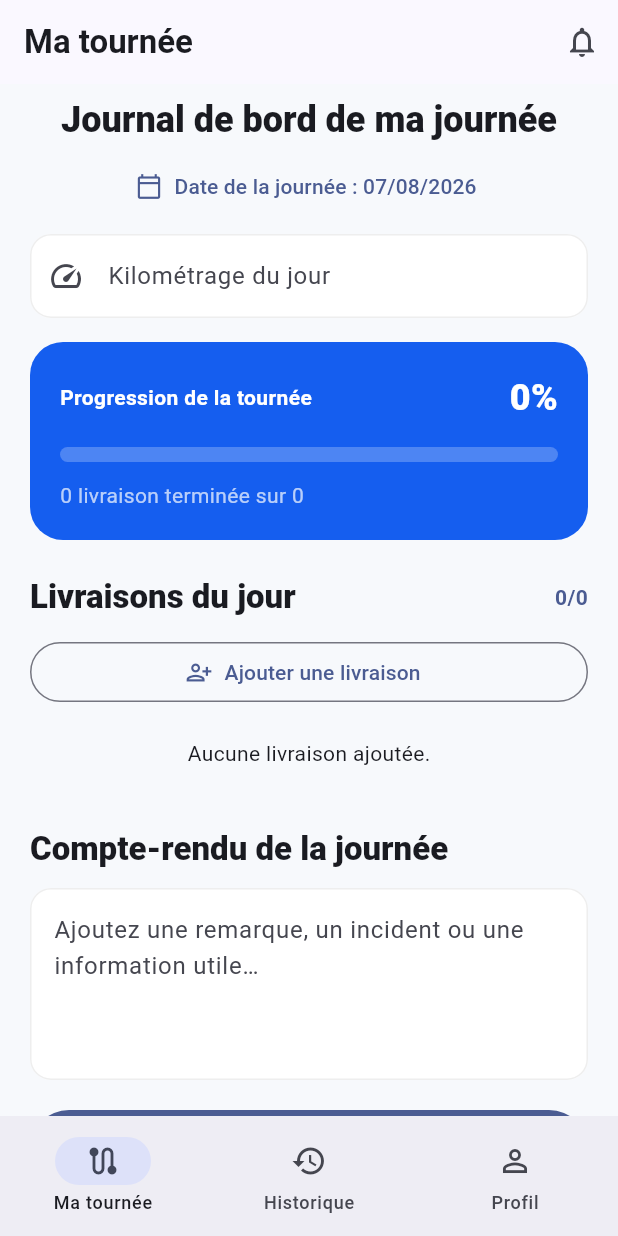
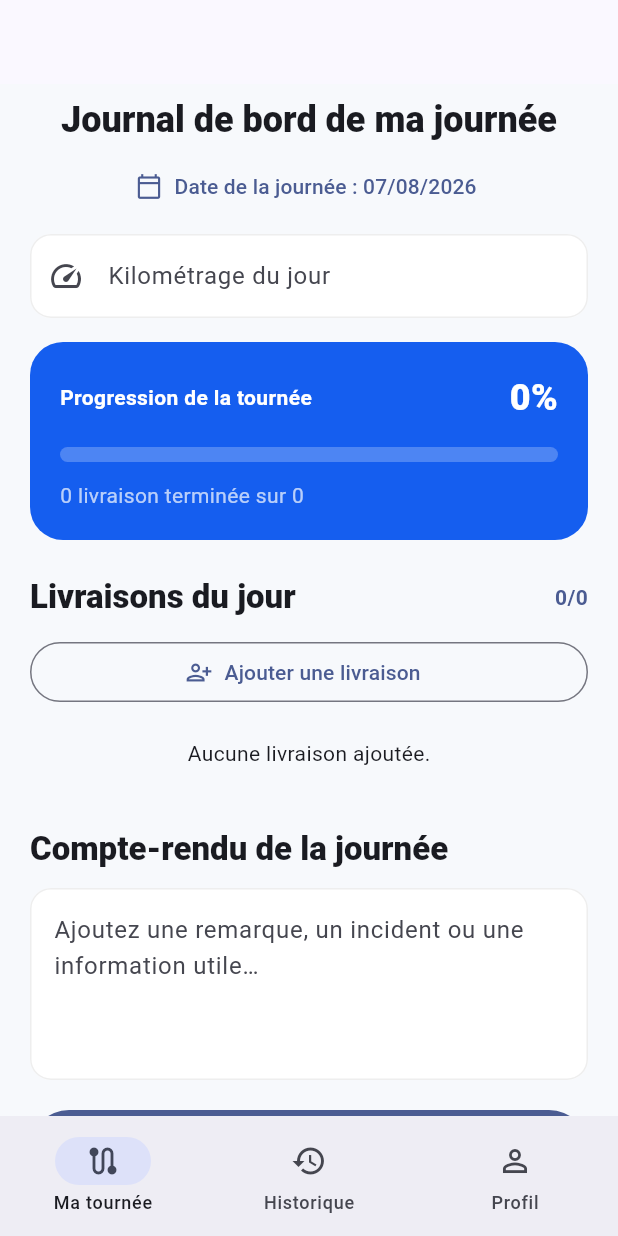
Before and after one commit to VelzogFr/livraison_mobile, a Flutter app: the screen it shows after launch, on a phone screen of 412 x 824 dp. Run offline on Flutter 3.47's test engine with Material 3 defaults, Android fonts, the phone set to English and light mode, and no system bars; our stand-ins replace flutter_secure_storage, image_picker, shared_preferences; missing offline and left inert: cryptography, dart:html, file_selector.

Commit message:
Remove unused app bar title and notification

```diff
--- a/lib/main.dart
+++ b/lib/main.dart
@@ -899,18 +899,7 @@ class _TourneePageState extends State<TourneePage> {
   @override
   Widget build(BuildContext context) {
     return Scaffold(
-      appBar: AppBar(
-        title: const Text(
-          'Ma tournée',
-          style: TextStyle(fontWeight: FontWeight.w700),
-        ),
-        actions: [
-          IconButton(
-            onPressed: () {},
-            icon: const Icon(Icons.notifications_none),
-          ),
-        ],
-      ),
+      appBar: AppBar(),
       body: SafeArea(
         child: ListView(
           padding: const EdgeInsets.fromLTRB(20, 8, 20, 30),
```
